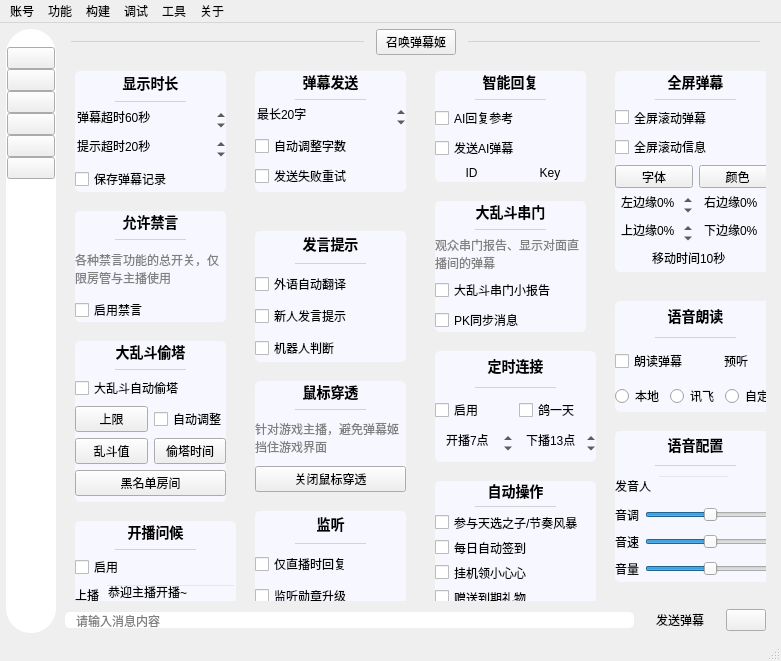
Before: the Qt Designer form mainwindow/mainwindow.ui in iwxyi/Bilibili-MagicalDanmaku, drawn with Qt 5.
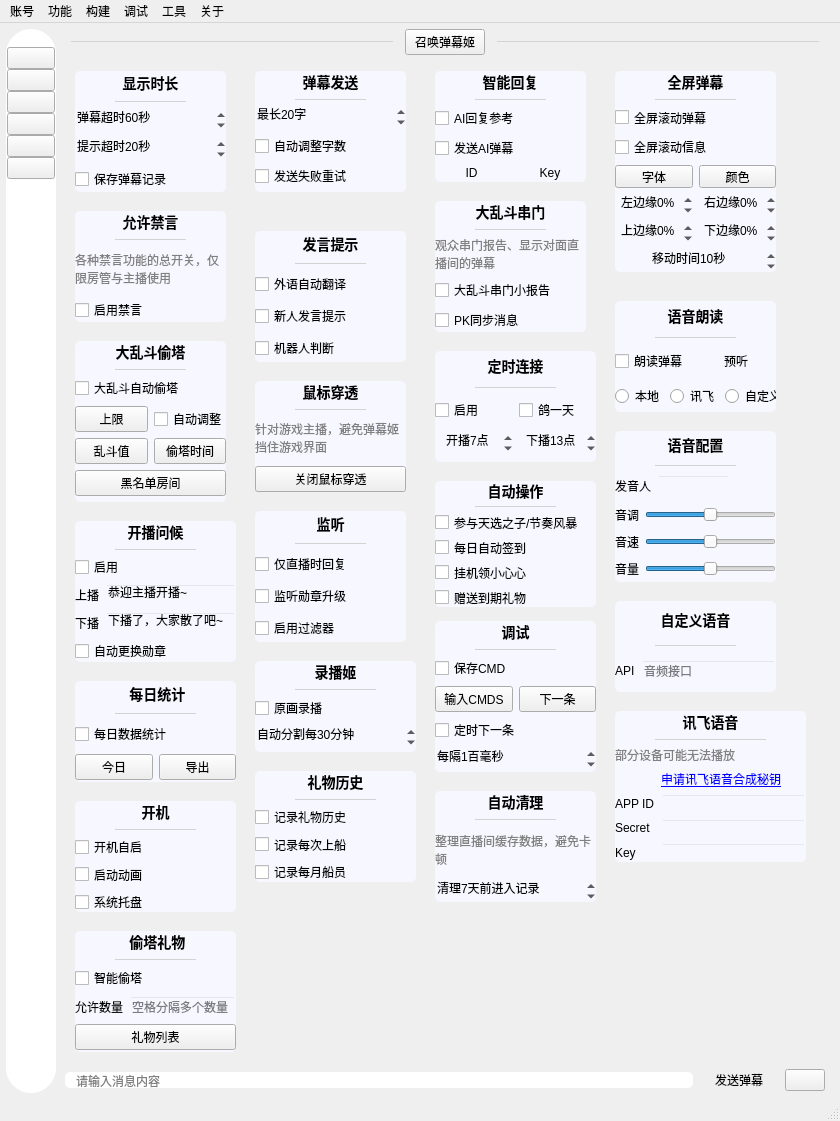
After: the same form once the commit is applied. Icons and pictures are not drawn. Custom widgets are drawn as their Qt base class.

Commit message: 添加礼物设置

```diff
--- a/mainwindow/mainwindow.ui
+++ b/mainwindow/mainwindow.ui
@@ -6,8 +6,8 @@
    <rect>
     <x>0</x>
     <y>0</y>
-    <width>781</width>
-    <height>661</height>
+    <width>840</width>
+    <height>1121</height>
    </rect>
   </property>
   <property name="windowTitle">
@@ -1343,8 +1343,8 @@
             <rect>
              <x>0</x>
              <y>0</y>
-             <width>701</width>
-             <height>545</height>
+             <width>760</width>
+             <height>1005</height>
             </rect>
            </property>
            <property name="styleSheet">
@@ -4193,6 +4193,126 @@
              </item>
             </layout>
            </widget>
+           <widget class="QWidget" name="toutaGiftSettingsCard" native="true">
+            <property name="geometry">
+             <rect>
+              <x>10</x>
+              <y>870</y>
+              <width>161</width>
+              <height>121</height>
+             </rect>
+            </property>
+            <property name="styleSheet">
+             <string notr="true">#toutaGiftSettingsCard
+{
+	background: #f7f7ff;
+	border: none;
+	border-radius: 5px;
+}</string>
+            </property>
+            <layout class="QVBoxLayout" name="verticalLayout_64">
+             <item>
+              <widget class="QLabel" name="label_53">
+               <property name="sizePolicy">
+                <sizepolicy hsizetype="Preferred" vsizetype="Fixed">
+                 <horstretch>0</horstretch>
+                 <verstretch>0</verstretch>
+                </sizepolicy>
+               </property>
+               <property name="styleSheet">
+                <string notr="true">font-size: 14px;
+font-weight: 500;</string>
+               </property>
+               <property name="text">
+                <string> 偷塔礼物</string>
+               </property>
+               <property name="alignment">
+                <set>Qt::AlignCenter</set>
+               </property>
+              </widget>
+             </item>
+             <item>
+              <widget class="QWidget" name="widget_34" native="true">
+               <property name="minimumSize">
+                <size>
+                 <width>0</width>
+                 <height>1</height>
+                </size>
+               </property>
+               <property name="maximumSize">
+                <size>
+                 <width>16777215</width>
+                 <height>1</height>
+                </size>
+               </property>
+               <property name="styleSheet">
+                <string notr="true">background: lightgray;
+margin: 40px;</string>
+               </property>
+              </widget>
+             </item>
+             <item>
+              <widget class="QCheckBox" name="toutaGiftCheck">
+               <property name="toolTip">
+                <string>&lt;html&gt;&lt;head/&gt;&lt;body&gt;&lt;p&gt;开机时自动启动神奇弹幕&lt;/p&gt;&lt;p&gt;针对部分系统，可能无效&lt;/p&gt;&lt;/body&gt;&lt;/html&gt;</string>
+               </property>
+               <property name="text">
+                <string>智能偷塔</string>
+               </property>
+              </widget>
+             </item>
+             <item>
+              <layout class="QHBoxLayout" name="horizontalLayout_54">
+               <item>
+                <widget class="QLabel" name="label_54">
+                 <property name="text">
+                  <string>允许数量</string>
+                 </property>
+                </widget>
+               </item>
+               <item>
+                <widget class="QLineEdit" name="toutaGiftCountsEdit">
+                 <property name="toolTip">
+                  <string>允许偷塔的个数，多个数字空格分隔
+例如：1 2 3 4 5 10 11 99 100</string>
+                 </property>
+                 <property name="styleSheet">
+                  <string notr="true">QLineEdit
+{
+	background: transparent;
+}</string>
+                 </property>
+                 <property name="alignment">
+                  <set>Qt::AlignLeading|Qt::AlignLeft|Qt::AlignVCenter</set>
+                 </property>
+                 <property name="placeholderText">
+                  <string>空格分隔多个数量</string>
+                 </property>
+                </widget>
+               </item>
+              </layout>
+             </item>
+             <item>
+              <widget class="InteractiveButtonBase" name="toutaGiftListButton">
+               <property name="styleSheet">
+                <string notr="true"/>
+               </property>
+               <property name="text">
+                <string>礼物列表</string>
+               </property>
+               <property name="autoDefault">
+                <bool>true</bool>
+               </property>
+               <property name="default">
+                <bool>false</bool>
+               </property>
+               <property name="flat">
+                <bool>false</bool>
+               </property>
+              </widget>
+             </item>
+            </layout>
+           </widget>
           </widget>
          </widget>
         </item>
@@ -6934,7 +7054,7 @@
     <rect>
      <x>0</x>
      <y>0</y>
-     <width>781</width>
+     <width>840</width>
      <height>21</height>
     </rect>
    </property>
```
The commit also changes 2 other files.
